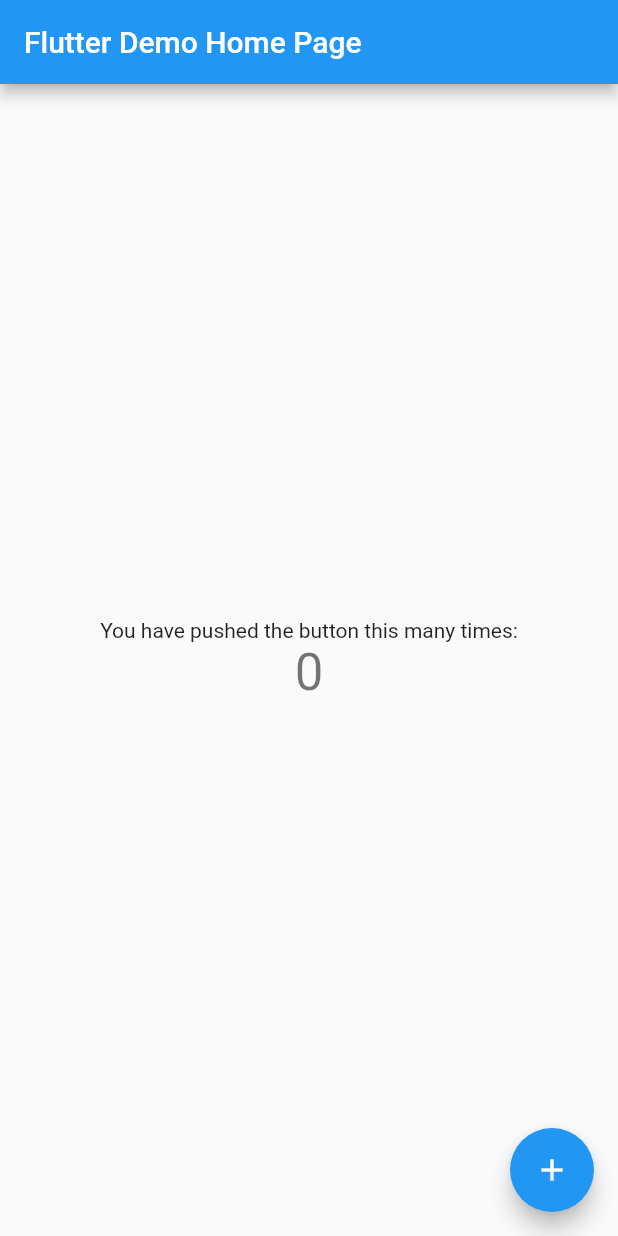
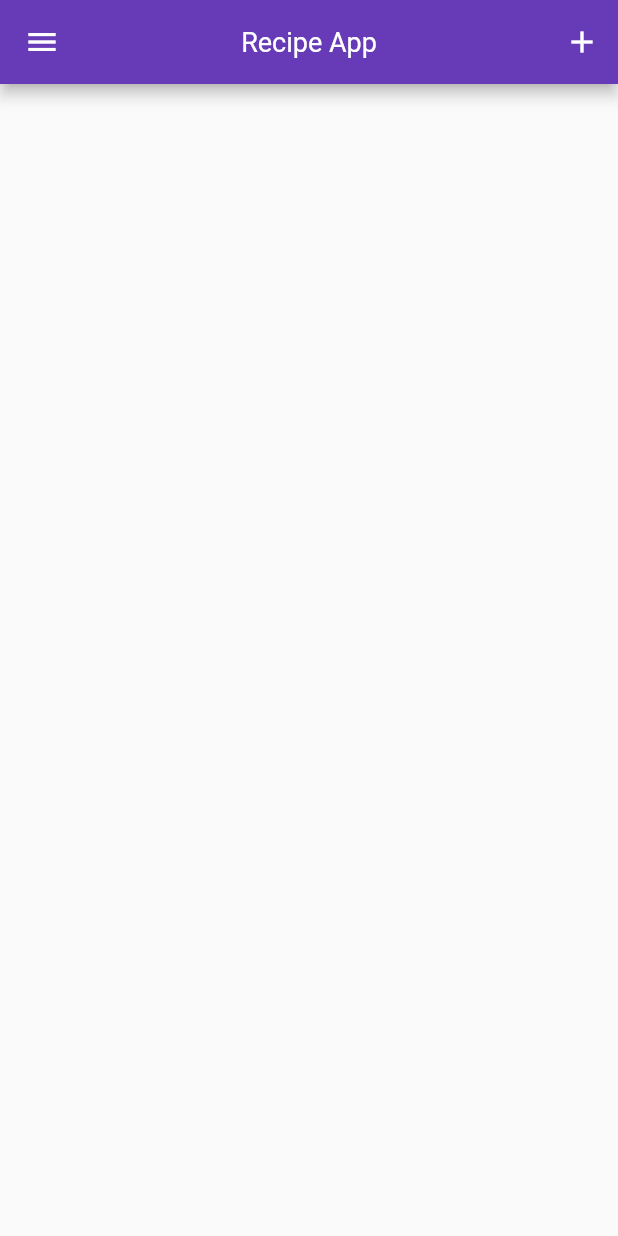
Before and after one commit to saad0259/app_22_recipe_app, a Flutter app: the screen it shows after launch, on a phone screen of 412 x 824 dp. Run offline on Flutter 3.47's test engine with Material 2 defaults, Android fonts, the phone set to English and light mode, and no system bars; Roboto replaces fonts that are missing (OpenSans).

Commit message:
added category screen

```diff
--- a/lib/main.dart
+++ b/lib/main.dart
@@ -1,113 +1,83 @@
+import 'dart:io';
+
 import 'package:flutter/material.dart';
+import 'package:flutter/cupertino.dart';
+
 
 void main() {
   runApp(MyApp());
 }
+class MyApp extends StatelessWidget {
+  const MyApp({Key? key}) : super(key: key);
 
-class MyApp extends StatelessWidget {
-  // This widget is the root of your application.
   @override
   Widget build(BuildContext context) {
     return MaterialApp(
-      title: 'Flutter Demo',
+      debugShowCheckedModeBanner: false,
+      title: 'Expense Manager',
       theme: ThemeData(
-        // This is the theme of your application.
-        //
-        // Try running your application with "flutter run". You'll see the
-        // application has a blue toolbar. Then, without quitting the app, try
-        // changing the primarySwatch below to Colors.green and then invoke
-        // "hot reload" (press "r" in the console where you ran "flutter run",
-        // or simply save your changes to "hot reload" in a Flutter IDE).
-        // Notice that the counter didn't reset back to zero; the application
-        // is not restarted.
-        primarySwatch: Colors.blue,
-      ),
-      home: MyHomePage(title: 'Flutter Demo Home Page'),
+          primarySwatch: Colors.deepPurple,
+          accentColor: Colors.amber,
+          fontFamily: 'Quicksand',
+          textTheme: ThemeData.light().textTheme.copyWith(
+            headline6: const TextStyle(
+              fontFamily: 'OpenSans',
+              fontWeight: FontWeight.bold,
+              fontSize: 16,
+              color: Colors.black,
+            ),
+            // button: TextStyle(
+            //   color: Colors.yellow,
+            // )
+          ),
+          appBarTheme: AppBarTheme(
+              textTheme: ThemeData.light().textTheme.copyWith(
+                  headline6: const TextStyle(
+                    fontFamily: 'OpenSans',
+                    fontSize: 18,
+                  )))),
+      home: MyHomePage(),
     );
   }
 }
 
 class MyHomePage extends StatefulWidget {
-  MyHomePage({Key? key, required this.title}) : super(key: key);
-
-  // This widget is the home page of your application. It is stateful, meaning
-  // that it has a State object (defined below) that contains fields that affect
-  // how it looks.
-
-  // This class is the configuration for the state. It holds the values (in this
-  // case the title) provided by the parent (in this case the App widget) and
-  // used by the build method of the State. Fields in a Widget subclass are
-  // always marked "final".
-
-  final String title;
+  const MyHomePage({Key? key}) : super(key: key);
 
   @override
   _MyHomePageState createState() => _MyHomePageState();
 }
 
 class _MyHomePageState extends State<MyHomePage> {
-  int _counter = 0;
-
-  void _incrementCounter() {
-    setState(() {
-      // This call to setState tells the Flutter framework that something has
-      // changed in this State, which causes it to rerun the build method below
-      // so that the display can reflect the updated values. If we changed
-      // _counter without calling setState(), then the build method would not be
-      // called again, and so nothing would appear to happen.
-      _counter++;
-    });
-  }
-
   @override
   Widget build(BuildContext context) {
-    // This method is rerun every time setState is called, for instance as done
-    // by the _incrementCounter method above.
-    //
-    // The Flutter framework has been optimized to make rerunning build methods
-    // fast, so that you can just rebuild anything that needs updating rather
-    // than having to individually change instances of widgets.
+    final dynamic appBar = Platform.isIOS
+        ? CupertinoNavigationBar(
+      middle: const Text("Recipe App"),
+      leading: const Icon(CupertinoIcons.settings_solid),
+      trailing: Row(
+        mainAxisSize: MainAxisSize.min,
+        children: [
+          GestureDetector(
+            child: const Icon(CupertinoIcons.add),
+            onTap: () => (){},
+          )
+        ],
+      ),
+    )
+        : AppBar(
+      title: const Text("Recipe App"),
+      leading: Icon(Icons.menu),
+      centerTitle: true,
+      actions: [
+        IconButton(
+          onPressed: () {},
+          icon: const Icon(Icons.add),
+        )
+      ],
+    );
     return Scaffold(
-      appBar: AppBar(
-        // Here we take the value from the MyHomePage object that was created by
-        // the App.build method, and use it to set our appbar title.
-        title: Text(widget.title),
-      ),
-      body: Center(
-        // Center is a layout widget. It takes a single child and positions it
-        // in the middle of the parent.
-        child: Column(
-          // Column is also a layout widget. It takes a list of children and
-          // arranges them vertically. By default, it sizes itself to fit its
-          // children horizontally, and tries to be as tall as its parent.
-          //
-          // Invoke "debug painting" (press "p" in the console, choose the
-          // "Toggle Debug Paint" action from the Flutter Inspector in Android
-          // Studio, or the "Toggle Debug Paint" command in Visual Studio Code)
-          // to see the wireframe for each widget.
-          //
-          // Column has various properties to control how it sizes itself and
-          // how it positions its children. Here we use mainAxisAlignment to
-          // center the children vertically; the main axis here is the vertical
-          // axis because Columns are vertical (the cross axis would be
-          // horizontal).
-          mainAxisAlignment: MainAxisAlignment.center,
-          children: <Widget>[
-            Text(
-              'You have pushed the button this many times:',
-            ),
-            Text(
-              '$_counter',
-              style: Theme.of(context).textTheme.headline4,
-            ),
-          ],
-        ),
-      ),
-      floatingActionButton: FloatingActionButton(
-        onPressed: _incrementCounter,
-        tooltip: 'Increment',
-        child: Icon(Icons.add),
-      ), // This trailing comma makes auto-formatting nicer for build methods.
+        appBar: appBar,
     );
   }
 }
--- /dev/null
+++ b/lib/widgets/categories_screen.dart
@@ -0,0 +1,18 @@
+import 'package:flutter/material.dart';
+
+class CategoriesScreen extends StatelessWidget {
+  const CategoriesScreen({Key? key}) : super(key: key);
+
+  @override
+  Widget build(BuildContext context) {
+    return GridView(
+      gridDelegate: SliverGridDelegateWithMaxCrossAxisExtent(
+        maxCrossAxisExtent: 150,
+        childAspectRatio: 3 / 2,
+        crossAxisSpacing: 20,
+        mainAxisSpacing: 20,
+      ),
+      children: [],
+    );
+  }
+}
```
